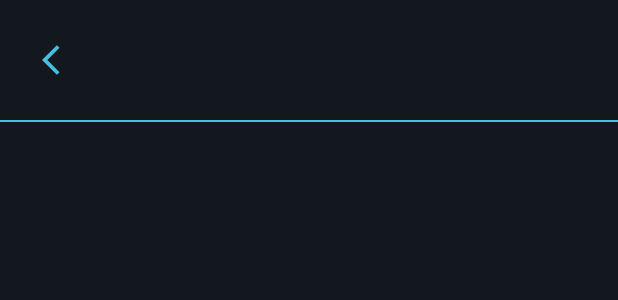
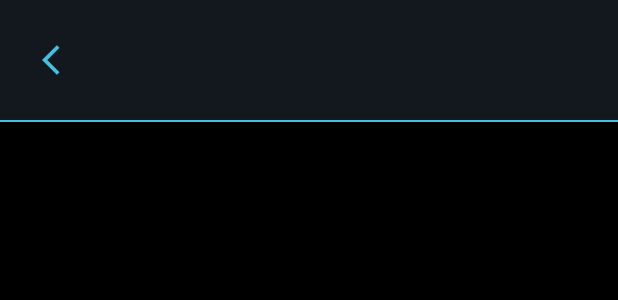
Before and after one commit to JoshDez/Synthronize-Capstone-Project, an Android app: the layout activity_view_media.xml on its own in the app's theme, with its tools: preview values and no code run, on a phone screen of 412 x 824 dp. Shown: the top 300 px of the screen. Run offline under Robolectric (Android 15) with nearby library versions, the phone set to English and light mode, and no system bars.

Commit message:
video added (still needs optimizing)

```diff
--- a/app/src/main/AndroidManifest.xml
+++ b/app/src/main/AndroidManifest.xml
@@ -13,7 +13,7 @@
         android:theme="@style/Theme.Material3.Light.NoActionBar"
         tools:targetApi="31">
         <activity
-            android:name=".ViewVideoActivity"
+            android:name=".ViewMedia"
             android:exported="false" />
         <activity
             android:name=".EditCommunity"
--- a/app/src/main/java/com/example/synthronize/CreatePost.kt
+++ b/app/src/main/java/com/example/synthronize/CreatePost.kt
@@ -137,7 +137,7 @@ class CreatePost : AppCompatActivity() {
 
         //make the thumbnail clickable
         postVideo.setOnClickListener {
-            val intent = Intent(this, ViewVideoActivity::class.java).apply {
+            val intent = Intent(this, ViewMedia::class.java).apply {
                 putExtra("type", "Image")
                 putExtra("VIDEO_URI", selectedVideo)
             }
@@ -209,7 +209,7 @@ class CreatePost : AppCompatActivity() {
 
         //make the thumbnail clickable
         postImage.setOnClickListener {
-            val intent = Intent(this, ViewVideoActivity::class.java).apply {
+            val intent = Intent(this, ViewMedia::class.java).apply {
                 putExtra("type", "Image")
                 putExtra("IMAGE_URI", selectedImage)
             }
--- a/app/src/main/res/layout/activity_view_video.xml
+++ b/app/src/main/res/layout/activity_view_media.xml
@@ -5,8 +5,8 @@
     android:id="@+id/main"
     android:layout_width="match_parent"
     android:layout_height="match_parent"
-    android:background="@color/darker_teal"
-    tools:context=".ViewVideoActivity">
+    android:background="@color/black"
+    tools:context=".ViewMedia">
 
     <RelativeLayout
         android:id="@+id/mainToolbar"
@@ -36,21 +36,30 @@
         android:background="@color/light_teal"
         app:dividerColor="@color/light_teal" />
 
-    <ImageView
-        android:id="@+id/imageView"
-        android:visibility="gone"
+
+    <RelativeLayout
+        android:id="@+id/mainLayout"
         android:layout_below="@id/divider1"
         android:layout_width="match_parent"
         android:layout_height="match_parent"
-        android:backgroundTint="@color/darker_teal"/>
+        android:gravity="center">
 
-    <VideoView
-        android:id="@+id/videoView"
-        android:visibility="gone"
-        android:layout_below="@id/divider1"
-        android:layout_width="match_parent"
-        android:layout_height="match_parent"
-        android:backgroundTint="@color/darker_teal"/>
+
+        <ImageView
+            android:id="@+id/imageView"
+            android:visibility="gone"
+            android:foregroundGravity="center"
+            android:layout_width="match_parent"
+            android:layout_height="wrap_content"
+            android:backgroundTint="@color/black"/>
+
+        <VideoView
+            android:id="@+id/videoView"
+            android:visibility="gone"
+            android:layout_width="match_parent"
+            android:layout_height="wrap_content"
+            android:backgroundTint="@color/black"/>
+    </RelativeLayout>
 
 
 </RelativeLayout>
```
Also changed, not shown: app/src/main/java/com/example/synthronize/ViewMedia.kt (renamed from app/src/main/java/com/example/synthronize/ViewVideoActivity.kt, +4 -7 lines), app/src/main/java/com/example/synthronize/utils/ContentUtil.kt (+7 -6 lines).
